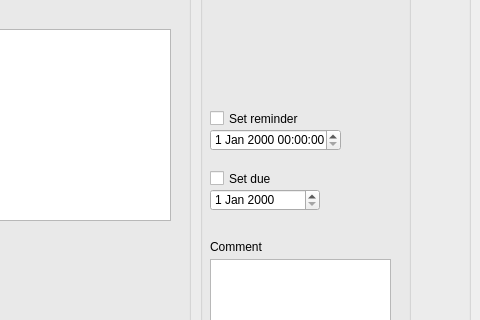
Old version of the form mainwindow.ui in the repository dinayuil/Tokie; both pictures show x 320 to 800 and y 111 to 431 of the 800 by 600 pixel window.
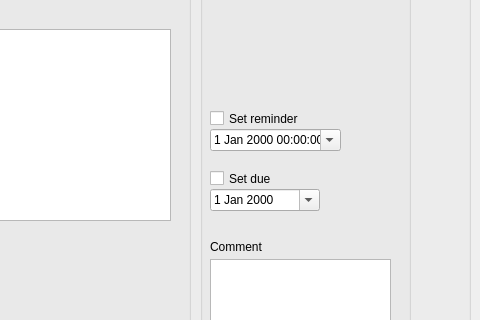
New version of the form.

Commit message: when a tasked is selected, the details UI on the right can be modified.

Patch:
```diff
--- a/mainwindow.ui
+++ b/mainwindow.ui
@@ -132,13 +132,16 @@
         <height>22</height>
        </rect>
       </property>
+      <property name="calendarPopup">
+       <bool>true</bool>
+      </property>
      </widget>
      <widget class="QCheckBox" name="remindChkBox">
       <property name="geometry">
        <rect>
         <x>10</x>
         <y>190</y>
-        <width>101</width>
+        <width>121</width>
         <height>19</height>
        </rect>
       </property>
@@ -155,6 +158,9 @@
         <height>22</height>
        </rect>
       </property>
+      <property name="calendarPopup">
+       <bool>true</bool>
+      </property>
      </widget>
      <widget class="QCheckBox" name="dueChkBox">
       <property name="geometry">
```
Left out of the diff: 14 changed lines with no effect on the pictures. The commit also changes 3 other files.
